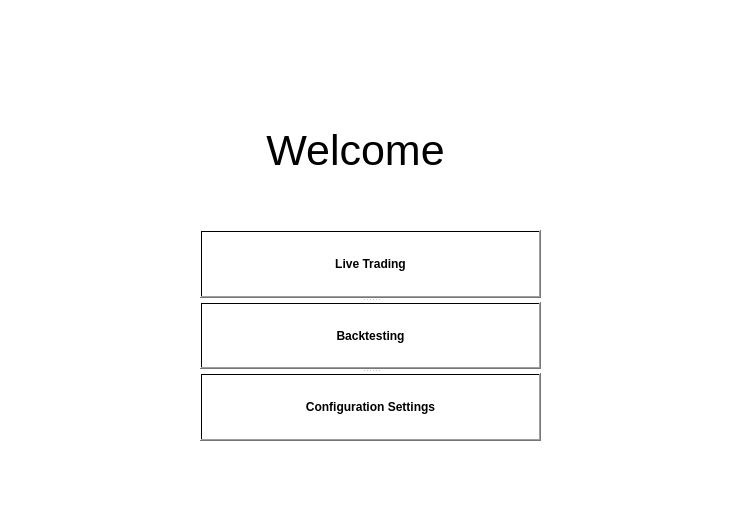
This is freqtrade/GUI/welcomescreen.ui in Sypers/SeniorProject as Qt 5 draws it before an edit. The edited form follows.
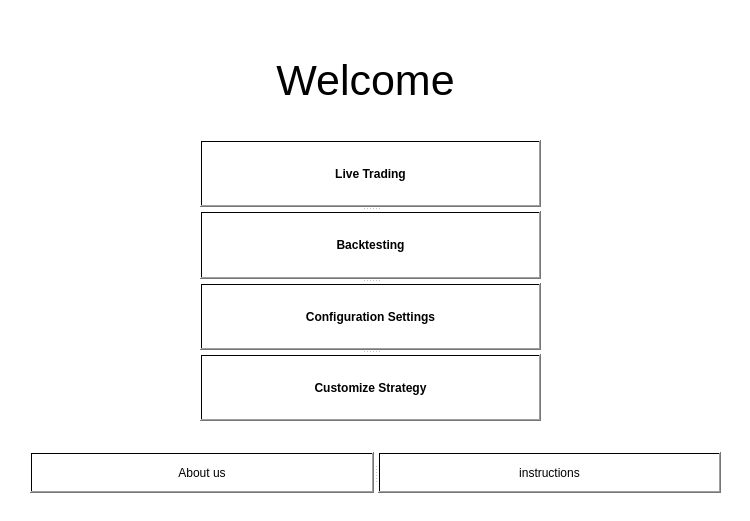
This is the edited form.

Commit message: Change Edit Strategy to Customize Strategy and nearly Completed , Added multiple Exception Handler(Creating own Exceptions )  , Change The Main Window added (Customize Strategy , about Us, etc...)  ,

Diff of the .ui file:
```diff
--- a/freqtrade/GUI/welcomescreen.ui
+++ b/freqtrade/GUI/welcomescreen.ui
@@ -29,8 +29,8 @@
     <widget class="QLabel" name="WelcomeText">
      <property name="geometry">
       <rect>
-       <x>230</x>
-       <y>110</y>
+       <x>240</x>
+       <y>40</y>
        <width>251</width>
        <height>81</height>
       </rect>
@@ -54,9 +54,9 @@
      <property name="geometry">
       <rect>
        <x>200</x>
-       <y>230</y>
+       <y>140</y>
        <width>341</width>
-       <height>211</height>
+       <height>281</height>
       </rect>
      </property>
      <property name="orientation">
@@ -102,6 +102,43 @@
       </property>
       <property name="text">
        <string>Configuration Settings</string>
+      </property>
+     </widget>
+     <widget class="QPushButton" name="cust">
+      <property name="font">
+       <font>
+        <weight>75</weight>
+        <bold>true</bold>
+       </font>
+      </property>
+      <property name="autoFillBackground">
+       <bool>false</bool>
+      </property>
+      <property name="text">
+       <string>Customize Strategy</string>
+      </property>
+     </widget>
+    </widget>
+    <widget class="QSplitter" name="splitter_2">
+     <property name="geometry">
+      <rect>
+       <x>30</x>
+       <y>452</y>
+       <width>691</width>
+       <height>41</height>
+      </rect>
+     </property>
+     <property name="orientation">
+      <enum>Qt::Horizontal</enum>
+     </property>
+     <widget class="QPushButton" name="aboutus">
+      <property name="text">
+       <string>About us</string>
+      </property>
+     </widget>
+     <widget class="QPushButton" name="instructions">
+      <property name="text">
+       <string>instructions</string>
       </property>
      </widget>
     </widget>
```
The commit also changes 9 other files.
